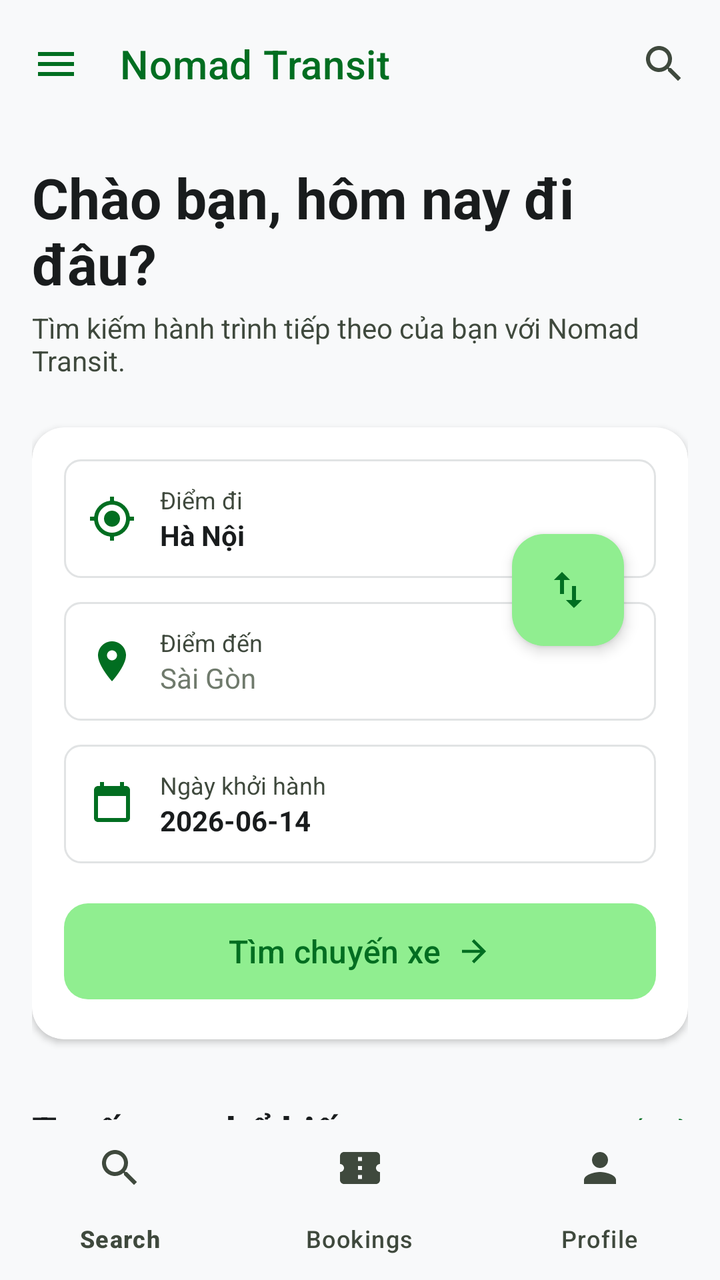
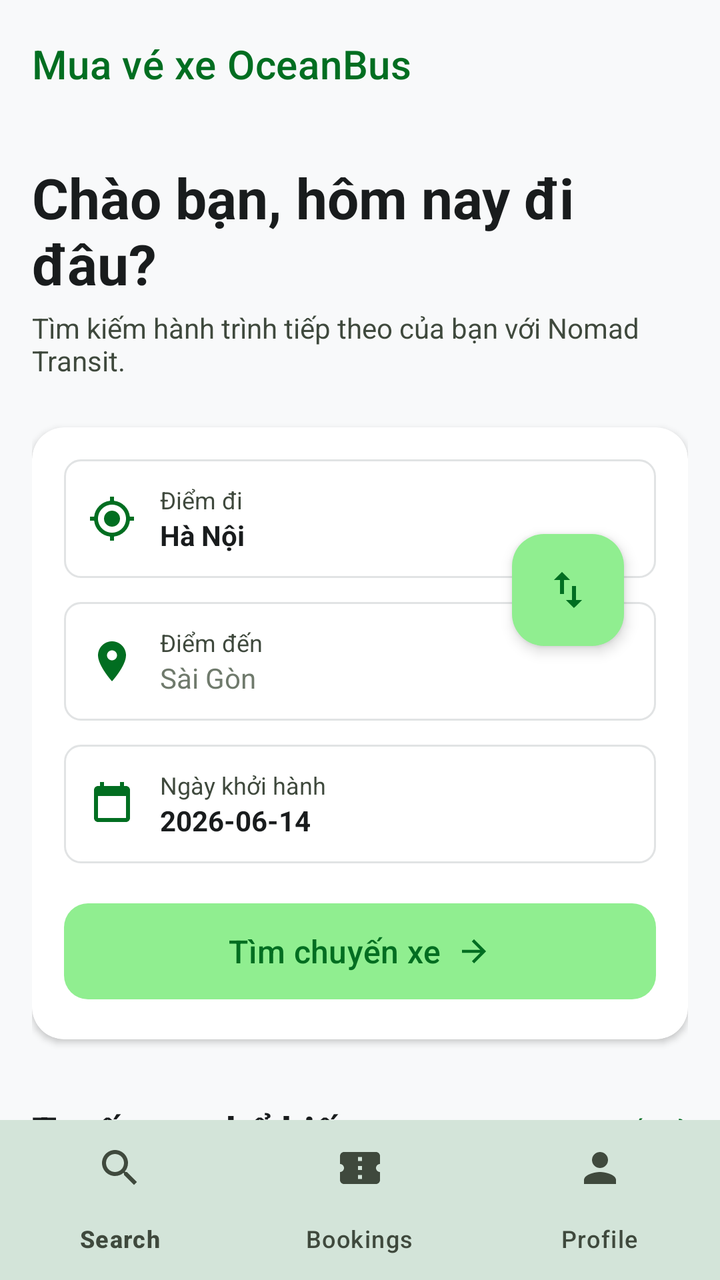

The first picture is an Android layout as it rendered before a commit; the second is the same layout after the commit. The layout source and the unified diff follow.
<!-- AndroidManifest.xml: application theme Theme.Busbookingandroid -->
<!-- res/layout/activity_main.xml -->
<?xml version="1.0" encoding="utf-8"?>
<androidx.coordinatorlayout.widget.CoordinatorLayout xmlns:android="http://schemas.android.com/apk/res/android"
    xmlns:app="http://schemas.android.com/apk/res-auto"
    xmlns:tools="http://schemas.android.com/tools"
    android:id="@+id/main"
    android:layout_width="match_parent"
    android:layout_height="match_parent"
    android:background="@color/md_theme_light_surface"
    tools:context=".MainActivity">

    <com.google.android.material.appbar.AppBarLayout
        android:layout_width="match_parent"
        android:layout_height="wrap_content"
        android:background="@color/md_theme_light_surface"
        app:elevation="0dp">

        <com.google.android.material.appbar.MaterialToolbar
            android:id="@+id/topAppBar"
            android:layout_width="match_parent"
            android:layout_height="?attr/actionBarSize"
            app:title="Nomad Transit"
            app:titleTextColor="@color/md_theme_light_primary"
            app:titleTextAppearance="@style/TextAppearance.MaterialComponents.Headline6"
            app:navigationIcon="@drawable/ic_menu"
            app:navigationIconTint="@color/md_theme_light_primary">

            <ImageView
                android:layout_width="24dp"
                android:layout_height="24dp"
                android:layout_gravity="end"
                android:layout_marginEnd="16dp"
                android:src="@drawable/ic_search"
                app:tint="@color/md_theme_light_onSurfaceVariant" />
        </com.google.android.material.appbar.MaterialToolbar>

    </com.google.android.material.appbar.AppBarLayout>

    <androidx.core.widget.NestedScrollView
        android:layout_width="match_parent"
        android:layout_height="match_parent"
        android:paddingTop="16dp"
        app:layout_behavior="@string/appbar_scrolling_view_behavior">

        <LinearLayout
            android:layout_width="match_parent"
            android:layout_height="wrap_content"
            android:orientation="vertical"
            android:paddingHorizontal="16dp"
            android:paddingBottom="80dp">

            
            <TextView
                android:layout_width="match_parent"
                android:layout_height="wrap_content"
                android:text="Chào bạn, hôm nay đi đâu?"
                android:textColor="@color/md_theme_light_onSurface"
                android:textSize="28sp"
                android:textStyle="bold"
                android:layout_marginBottom="4dp" />

            <TextView
                android:layout_width="match_parent"
                android:layout_height="wrap_content"
                android:text="Tìm kiếm hành trình tiếp theo của bạn với Nomad Transit."
                android:textColor="@color/md_theme_light_onSurfaceVariant"
                android:textSize="14sp"
                android:layout_marginBottom="24dp" />

            
            <com.google.android.material.card.MaterialCardView
                android:layout_width="match_parent"
                android:layout_height="wrap_content"
                app:cardBackgroundColor="@color/md_theme_light_surfaceContainerLowest"
                app:cardCornerRadius="16dp"
                app:cardElevation="2dp"
                app:strokeWidth="0dp">

                <LinearLayout
                    android:layout_width="match_parent"
                    android:layout_height="wrap_content"
                    android:orientation="vertical"
                    android:padding="16dp">

                    <RelativeLayout
                        android:layout_width="match_parent"
                        android:layout_height="wrap_content"
                        android:layout_marginBottom="12dp">

                        <LinearLayout
                            android:id="@+id/llOrigin"
                            android:layout_width="match_parent"
                            android:layout_height="wrap_content"
                            android:orientation="horizontal"
                            android:gravity="center_vertical"
                            android:background="@drawable/bg_input"
                            android:padding="12dp"
                            android:layout_marginBottom="12dp">
                            
                            <ImageView
                                android:layout_width="24dp"
                                android:layout_height="24dp"
                                android:src="@drawable/ic_my_location"
                                app:tint="@color/md_theme_light_primary"
                                android:layout_marginEnd="12dp" />
                                
                            <LinearLayout
                                android:layout_width="match_parent"
                                android:layout_height="wrap_content"
                                android:orientation="vertical">
                                <TextView
                                    android:layout_width="wrap_content"
                                    android:layout_height="wrap_content"
                                    android:text="Điểm đi"
                                    android:textSize="12sp"
                                    android:textColor="@color/md_theme_light_onSurfaceVariant" />
                                <TextView
                                    android:id="@+id/tvOrigin"
                                    android:layout_width="match_parent"
                                    android:layout_height="wrap_content"
                                    android:text="Hà Nội"
                                    android:textColor="@color/md_theme_light_onSurface"
                                    android:textSize="14sp"
                                    android:textStyle="bold" />
                            </LinearLayout>
                        </LinearLayout>

                        <LinearLayout
                            android:id="@+id/llDestination"
                            android:layout_width="match_parent"
                            android:layout_height="wrap_content"
                            android:orientation="horizontal"
                            android:gravity="center_vertical"
                            android:background="@drawable/bg_input"
                            android:padding="12dp"
                            android:layout_below="@id/llOrigin">
                            
                            <ImageView
                                android:layout_width="24dp"
                                android:layout_height="24dp"
                                android:src="@drawable/ic_location_on"
                                app:tint="@color/md_theme_light_primary"
                                android:layout_marginEnd="12dp" />
                                
                            <LinearLayout
                                android:layout_width="match_parent"
                                android:layout_height="wrap_content"
                                android:orientation="vertical">
                                <TextView
                                    android:layout_width="wrap_content"
                                    android:layout_height="wrap_content"
                                    android:text="Điểm đến"
                                    android:textSize="12sp"
                                    android:textColor="@color/md_theme_light_onSurfaceVariant" />
                                <TextView
                                    android:id="@+id/tvDestination"
                                    android:layout_width="match_parent"
                                    android:layout_height="wrap_content"
                                    android:text="Sài Gòn"
                                    android:textColor="@color/md_theme_light_outline"
                                    android:textSize="14sp" />
                            </LinearLayout>
                        </LinearLayout>

                        
                        <com.google.android.material.floatingactionbutton.FloatingActionButton
                            android:id="@+id/btnSwap"
                            android:layout_width="wrap_content"
                            android:layout_height="wrap_content"
                            android:src="@drawable/ic_swap_vert"
                            app:fabSize="mini"
                            app:backgroundTint="@color/md_theme_light_primaryContainer"
                            app:tint="@color/md_theme_light_onPrimaryContainer"
                            app:elevation="4dp"
                            android:layout_alignParentEnd="true"
                            android:layout_centerVertical="true"
                            android:layout_marginEnd="16dp" />
                    </RelativeLayout>

                    
                    <LinearLayout
                        android:id="@+id/llDate"
                        android:layout_width="match_parent"
                        android:layout_height="wrap_content"
                        android:orientation="horizontal"
                        android:gravity="center_vertical"
                        android:background="@drawable/bg_input"
                        android:padding="12dp"
                        android:layout_marginBottom="16dp">
                        
                        <ImageView
                            android:layout_width="24dp"
                            android:layout_height="24dp"
                            android:src="@drawable/ic_calendar_today"
                            app:tint="@color/md_theme_light_primary"
                            android:layout_marginEnd="12dp" />
                            
                        <LinearLayout
                            android:layout_width="match_parent"
                            android:layout_height="wrap_content"
                            android:orientation="vertical">
                            <TextView
                                android:layout_width="wrap_content"
                                android:layout_height="wrap_content"
                                android:text="Ngày khởi hành"
                                android:textSize="12sp"
                                android:textColor="@color/md_theme_light_onSurfaceVariant" />
                            <TextView
                                android:id="@+id/tvDate"
                                android:layout_width="match_parent"
                                android:layout_height="wrap_content"
                                android:text="2026-06-14"
                                android:textColor="@color/md_theme_light_onSurface"
                                android:textSize="14sp"
                                android:textStyle="bold" />
                        </LinearLayout>
                    </LinearLayout>

                    
                    <com.google.android.material.button.MaterialButton
                        android:id="@+id/btnSearch"
                        android:layout_width="match_parent"
                        android:layout_height="56dp"
                        android:text="Tìm chuyến xe"
                        android:textColor="@color/md_theme_light_onPrimaryContainer"
                        android:textSize="16sp"
                        app:backgroundTint="@color/md_theme_light_primaryContainer"
                        app:cornerRadius="12dp"
                        app:icon="@drawable/ic_arrow_forward"
                        app:iconGravity="textEnd"
                        app:iconTint="@color/md_theme_light_onPrimaryContainer" />
                </LinearLayout>
            </com.google.android.material.card.MaterialCardView>

            
            <RelativeLayout
                android:layout_width="match_parent"
                android:layout_height="wrap_content"
                android:layout_marginTop="32dp"
                android:layout_marginBottom="16dp">
                
                <TextView
                    android:layout_width="wrap_content"
                    android:layout_height="wrap_content"
                    android:text="Tuyến xe phổ biến"
                    android:textColor="@color/md_theme_light_onSurface"
                    android:textSize="20sp"
                    android:textStyle="bold"
                    android:layout_alignParentStart="true" />
                    
                <TextView
                    android:layout_width="wrap_content"
                    android:layout_height="wrap_content"
                    android:text="Xem tất cả"
                    android:textColor="@color/md_theme_light_primary"
                    android:textSize="14sp"
                    android:layout_alignParentEnd="true"
                    android:layout_centerVertical="true" />
            </RelativeLayout>

            
            <com.google.android.material.card.MaterialCardView
                android:layout_width="match_parent"
                android:layout_height="180dp"
                app:cardCornerRadius="16dp"
                app:cardElevation="2dp"
                android:layout_marginBottom="16dp">
                
                <FrameLayout
                    android:layout_width="match_parent"
                    android:layout_height="match_parent">
                    
                    <ImageView
                        android:layout_width="match_parent"
                        android:layout_height="match_parent"
                        android:scaleType="centerCrop"
                        android:background="@color/md_theme_light_outlineVariant" />
                        
                    <View
                        android:layout_width="match_parent"
                        android:layout_height="match_parent"
                        android:background="#66000000" />
                        
                    <LinearLayout
                        android:layout_width="match_parent"
                        android:layout_height="wrap_content"
                        android:orientation="vertical"
                        android:layout_gravity="bottom"
                        android:padding="16dp">
                        
                        <LinearLayout
                            android:layout_width="wrap_content"
                            android:layout_height="wrap_content"
                            android:orientation="horizontal"
                            android:gravity="center_vertical"
                            android:layout_marginBottom="4dp">
                            <ImageView
                                android:layout_width="16dp"
                                android:layout_height="16dp"
                                android:src="@drawable/ic_trending_up"
                                app:tint="@android:color/white"
                                android:layout_marginEnd="4dp" />
                            <TextView
                                android:layout_width="wrap_content"
                                android:layout_height="wrap_content"
                                android:text="XU HƯỚNG"
                                android:textColor="@android:color/white"
                                android:textSize="12sp"
                                android:textStyle="bold" />
                        </LinearLayout>
                        
                        <TextView
                            android:layout_width="wrap_content"
                            android:layout_height="wrap_content"
                            android:text="Sài Gòn → Đà Lạt"
                            android:textColor="@android:color/white"
                            android:textSize="24sp"
                            android:textStyle="bold" />
                            
                        <TextView
                            android:layout_width="wrap_content"
                            android:layout_height="wrap_content"
                            android:text="Từ 250.000đ • 6 giờ di chuyển"
                            android:textColor="#E0E0E0"
                            android:textSize="14sp" />
                    </LinearLayout>
                </FrameLayout>
            </com.google.android.material.card.MaterialCardView>

            
            <com.google.android.material.card.MaterialCardView
                android:layout_width="match_parent"
                android:layout_height="180dp"
                app:cardCornerRadius="16dp"
                app:cardElevation="2dp"
                android:layout_marginBottom="32dp">
                
                <FrameLayout
                    android:layout_width="match_parent"
                    android:layout_height="match_parent">
                    
                    <ImageView
                        android:layout_width="match_parent"
                        android:layout_height="match_parent"
                        android:scaleType="centerCrop"
                        android:background="@color/md_theme_light_outlineVariant" />
                        
                    <View
                        android:layout_width="match_parent"
                        android:layout_height="match_parent"
                        android:background="#66000000" />
                        
                    <LinearLayout
                        android:layout_width="match_parent"
                        android:layout_height="wrap_content"
                        android:orientation="vertical"
                        android:layout_gravity="bottom"
                        android:padding="16dp">
                        
                        <LinearLayout
                            android:layout_width="wrap_content"
                            android:layout_height="wrap_content"
                            android:orientation="horizontal"
                            android:gravity="center_vertical"
                            android:layout_marginBottom="4dp">
                            <ImageView
                                android:layout_width="16dp"
                                android:layout_height="16dp"
                                android:src="@drawable/ic_stars"
                                app:tint="@android:color/white"
                                android:layout_marginEnd="4dp" />
                            <TextView
                                android:layout_width="wrap_content"
                                android:layout_height="wrap_content"
                                android:text="ĐƯỢC YÊU THÍCH"
                                android:textColor="@android:color/white"
                                android:textSize="12sp"
                                android:textStyle="bold" />
                        </LinearLayout>
                        
                        <TextView
                            android:layout_width="wrap_content"
                            android:layout_height="wrap_content"
                            android:text="Đà Nẵng → Hội An"
                            android:textColor="@android:color/white"
                            android:textSize="24sp"
                            android:textStyle="bold" />
                            
                        <TextView
                            android:layout_width="wrap_content"
                            android:layout_height="wrap_content"
                            android:text="Từ 120.000đ • 45 phút di chuyển"
                            android:textColor="#E0E0E0"
                            android:textSize="14sp" />
                    </LinearLayout>
                </FrameLayout>
            </com.google.android.material.card.MaterialCardView>

        </LinearLayout>
    </androidx.core.widget.NestedScrollView>

    <com.google.android.material.bottomnavigation.BottomNavigationView
        android:id="@+id/bottom_navigation"
        android:layout_width="match_parent"
        android:layout_height="wrap_content"
        android:layout_gravity="bottom"
        android:background="@color/md_theme_light_surface"
        app:elevation="16dp"
        app:itemIconTint="@color/md_theme_light_onSurfaceVariant"
        app:itemTextColor="@color/md_theme_light_onSurfaceVariant"
        app:itemActiveIndicatorStyle="@style/Widget.Material3.BottomNavigationView.ActiveIndicator"
        app:menu="@menu/bottom_nav_menu" />

</androidx.coordinatorlayout.widget.CoordinatorLayout>
<!-- resources referenced by this layout -->
<resources>
  <color name="md_theme_light_onPrimaryContainer">#016E21</color>
  <color name="md_theme_light_onSurface">#191C1D</color>
  <color name="md_theme_light_onSurfaceVariant">#3F493D</color>
  <color name="md_theme_light_outline">#6F7A6C</color>
  <color name="md_theme_light_outlineVariant">#BFCABA</color>
  <color name="md_theme_light_primary">#016E21</color>
  <color name="md_theme_light_primaryContainer">#90EE90</color>
  <color name="md_theme_light_surface">#F8F9FA</color>
  <color name="md_theme_light_surfaceContainerLowest">#FFFFFF</color>
  <!-- drawable bg_input (drawable) -->
  <?xml version="1.0" encoding="utf-8"?>
  <shape xmlns:android="http://schemas.android.com/apk/res/android"
      android:shape="rectangle">
      <solid android:color="@color/md_theme_light_surfaceContainerLowest" />
      <corners android:radius="8dp" />
      <stroke android:width="1dp" android:color="@color/md_theme_light_surfaceContainerHighest" />
  </shape>
  <!-- drawable ic_arrow_forward (drawable) -->
  <vector xmlns:android="http://schemas.android.com/apk/res/android"
      android:width="24dp"
      android:height="24dp"
      android:viewportWidth="24"
      android:viewportHeight="24"
      android:tint="?attr/colorControlNormal">
    <path
        android:fillColor="@android:color/white"
        android:pathData="M12,4l-1.41,1.41L16.17,11H4v2h12.17l-5.58,5.59L12,20l8,-8z"/>
  </vector>
  <!-- drawable ic_menu (drawable) -->
  <vector xmlns:android="http://schemas.android.com/apk/res/android"
      android:width="24dp"
      android:height="24dp"
      android:viewportWidth="24"
      android:viewportHeight="24"
      android:tint="?attr/colorControlNormal">
    <path
        android:fillColor="@android:color/white"
        android:pathData="M3,18h18v-2H3v2zm0,-5h18v-2H3v2zm0,-7v2h18V6H3z"/>
  </vector>
  <!-- drawable ic_search (drawable) -->
  <vector xmlns:android="http://schemas.android.com/apk/res/android"
      android:width="24dp"
      android:height="24dp"
      android:viewportWidth="24"
      android:viewportHeight="24"
      android:tint="?attr/colorControlNormal">
    <path
        android:fillColor="@android:color/white"
        android:pathData="M15.5,14h-0.79l-0.28,-0.27C15.41,12.59 16,11.11 16,9.5 16,5.91 13.09,3 9.5,3S3,5.91 3,9.5 5.91,16 9.5,16c1.61,0 3.09,-0.59 4.23,-1.57l0.27,0.28v0.79l5,4.99L20.49,19l-4.99,-5zM9.5,14C7.01,14 5,11.99 5,9.5S7.01,5 9.5,5 14,7.01 14,9.5 11.99,14 9.5,14z"/>
  </vector>
  <!-- drawable ic_swap_vert (drawable) -->
  <vector xmlns:android="http://schemas.android.com/apk/res/android"
      android:width="24dp"
      android:height="24dp"
      android:viewportWidth="24"
      android:viewportHeight="24"
      android:tint="?attr/colorControlNormal">
    <path
        android:fillColor="@android:color/white"
        android:pathData="M16,17.01V10h-2v7.01h-3L15,21l4,-3.99h-3zM9,3L5,6.99h3V14h2V6.99h3L9,3z"/>
  </vector>
  <style name="Theme.Busbookingandroid" parent="Base.Theme.Busbookingandroid" />
  <color name="md_theme_light_surfaceContainerHighest">#E1E3E4</color>
  <style name="Base.Theme.Busbookingandroid" parent="Theme.Material3.DayNight.NoActionBar">
          
          
      </style>
  <!-- unchanged entries left out for length: 5 -->
</resources>

<!-- the commit's change to res/layout/activity_main.xml (unified diff, before → after) -->
@@ -5,32 +5,24 @@
     android:id="@+id/main"
     android:layout_width="match_parent"
     android:layout_height="match_parent"
-    android:background="@color/md_theme_light_surface"
+    android:background="#f8f9fa"
     tools:context=".MainActivity">
 
     <com.google.android.material.appbar.AppBarLayout
         android:layout_width="match_parent"
         android:layout_height="wrap_content"
-        android:background="@color/md_theme_light_surface"
+        android:background="#f8f9fa"
         app:elevation="0dp">
 
         <com.google.android.material.appbar.MaterialToolbar
             android:id="@+id/topAppBar"
             android:layout_width="match_parent"
             android:layout_height="?attr/actionBarSize"
-            app:title="Nomad Transit"
+            app:title="Mua vé xe OceanBus"
             app:titleTextColor="@color/md_theme_light_primary"
             app:titleTextAppearance="@style/TextAppearance.MaterialComponents.Headline6"
-            app:navigationIcon="@drawable/ic_menu"
             app:navigationIconTint="@color/md_theme_light_primary">
 
-            <ImageView
-                android:layout_width="24dp"
-                android:layout_height="24dp"
-                android:layout_gravity="end"
-                android:layout_marginEnd="16dp"
-                android:src="@drawable/ic_search"
-                app:tint="@color/md_theme_light_onSurfaceVariant" />
         </com.google.android.material.appbar.MaterialToolbar>
 
     </com.google.android.material.appbar.AppBarLayout>
@@ -273,7 +265,7 @@
                         android:layout_width="match_parent"
                         android:layout_height="match_parent"
                         android:scaleType="centerCrop"
-                        android:background="@color/md_theme_light_outlineVariant" />
+                        android:src="@drawable/dalat" />
                         
                     <View
                         android:layout_width="match_parent"
@@ -342,7 +334,7 @@
                         android:layout_width="match_parent"
                         android:layout_height="match_parent"
                         android:scaleType="centerCrop"
-                        android:background="@color/md_theme_light_outlineVariant" />
+                        android:src="@drawable/hoian" />
                         
                     <View
                         android:layout_width="match_parent"
@@ -403,7 +395,7 @@
         android:layout_width="match_parent"
         android:layout_height="wrap_content"
         android:layout_gravity="bottom"
-        android:background="@color/md_theme_light_surface"
+        android:background="#f8f9fa"
         app:elevation="16dp"
         app:itemIconTint="@color/md_theme_light_onSurfaceVariant"
         app:itemTextColor="@color/md_theme_light_onSurfaceVariant"
<!-- resource entries referenced after the edit -->
@@ -17,6 +17,8 @@
       <corners android:radius="8dp" />
       <stroke android:width="1dp" android:color="@color/md_theme_light_surfaceContainerHighest" />
   </shape>
+  <!-- drawable dalat: jpg bitmap (drawable, 204734 bytes) -->
+  <!-- drawable hoian: jpg bitmap (drawable, 259838 bytes) -->
   <!-- drawable ic_arrow_forward (drawable) -->
   <vector xmlns:android="http://schemas.android.com/apk/res/android"
       android:width="24dp"
@@ -27,28 +29,6 @@
     <path
         android:fillColor="@android:color/white"
         android:pathData="M12,4l-1.41,1.41L16.17,11H4v2h12.17l-5.58,5.59L12,20l8,-8z"/>
-  </vector>
-  <!-- drawable ic_menu (drawable) -->
-  <vector xmlns:android="http://schemas.android.com/apk/res/android"
-      android:width="24dp"
-      android:height="24dp"
-      android:viewportWidth="24"
-      android:viewportHeight="24"
-      android:tint="?attr/colorControlNormal">
-    <path
-        android:fillColor="@android:color/white"
-        android:pathData="M3,18h18v-2H3v2zm0,-5h18v-2H3v2zm0,-7v2h18V6H3z"/>
-  </vector>
-  <!-- drawable ic_search (drawable) -->
-  <vector xmlns:android="http://schemas.android.com/apk/res/android"
-      android:width="24dp"
-      android:height="24dp"
-      android:viewportWidth="24"
-      android:viewportHeight="24"
-      android:tint="?attr/colorControlNormal">
-    <path
-        android:fillColor="@android:color/white"
-        android:pathData="M15.5,14h-0.79l-0.28,-0.27C15.41,12.59 16,11.11 16,9.5 16,5.91 13.09,3 9.5,3S3,5.91 3,9.5 5.91,16 9.5,16c1.61,0 3.09,-0.59 4.23,-1.57l0.27,0.28v0.79l5,4.99L20.49,19l-4.99,-5zM9.5,14C7.01,14 5,11.99 5,9.5S7.01,5 9.5,5 14,7.01 14,9.5 11.99,14 9.5,14z"/>
   </vector>
   <!-- drawable ic_swap_vert (drawable) -->
   <vector xmlns:android="http://schemas.android.com/apk/res/android"
@@ -63,10 +43,33 @@
   </vector>
   <style name="Theme.Busbookingandroid" parent="Base.Theme.Busbookingandroid" />
   <color name="md_theme_light_surfaceContainerHighest">#E1E3E4</color>
-  <style name="Base.Theme.Busbookingandroid" parent="Theme.Material3.DayNight.NoActionBar">
+  <style name="Base.Theme.Busbookingandroid" parent="Theme.Material3.Light.NoActionBar">
           
-          
+          <item name="colorPrimary">@color/md_theme_light_primary</item>
+          <item name="colorOnPrimary">@color/md_theme_light_onPrimary</item>
+          <item name="colorPrimaryContainer">@color/md_theme_light_primaryContainer</item>
+          <item name="colorOnPrimaryContainer">@color/md_theme_light_onPrimaryContainer</item>
+          <item name="colorSecondary">@color/md_theme_light_secondary</item>
+          <item name="colorOnSecondary">@color/md_theme_light_onSecondary</item>
+          <item name="colorSecondaryContainer">@color/md_theme_light_secondaryContainer</item>
+          <item name="colorOnSecondaryContainer">@color/md_theme_light_onSecondaryContainer</item>
+          <item name="colorError">@color/md_theme_light_error</item>
+          <item name="colorOnError">@color/md_theme_light_onError</item>
+          <item name="android:windowBackground">@color/md_theme_light_background</item>
+          <item name="colorSurface">@color/md_theme_light_surface</item>
+          <item name="colorOnSurface">@color/md_theme_light_onSurface</item>
+          <item name="colorSurfaceVariant">@color/md_theme_light_onSurfaceVariant</item>
+          <item name="colorOutline">@color/md_theme_light_outline</item>
+          <item name="colorOutlineVariant">@color/md_theme_light_outlineVariant</item>
       </style>
+  <color name="md_theme_light_onPrimary">#FFFFFF</color>
+  <color name="md_theme_light_secondary">#586062</color>
+  <color name="md_theme_light_onSecondary">#FFFFFF</color>
+  <color name="md_theme_light_secondaryContainer">#DAE1E3</color>
+  <color name="md_theme_light_onSecondaryContainer">#5D6466</color>
+  <color name="md_theme_light_error">#BA1A1A</color>
+  <color name="md_theme_light_onError">#FFFFFF</color>
+  <color name="md_theme_light_background">#F8F9FA</color>
   <!-- unchanged entries left out for length: 5 -->
 </resources>
 
